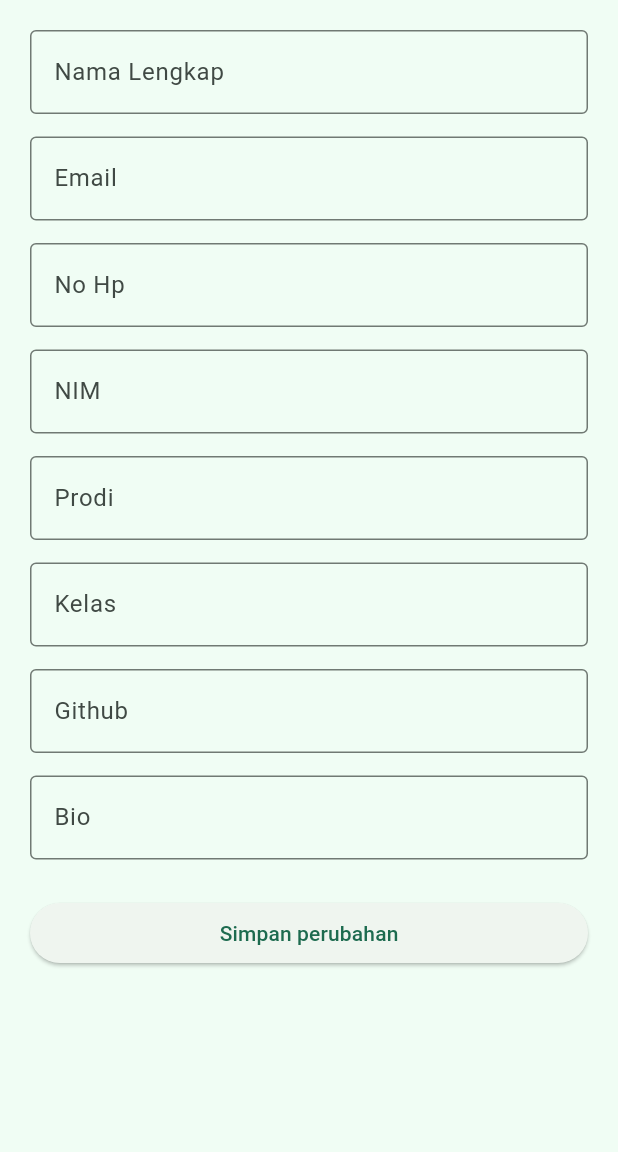
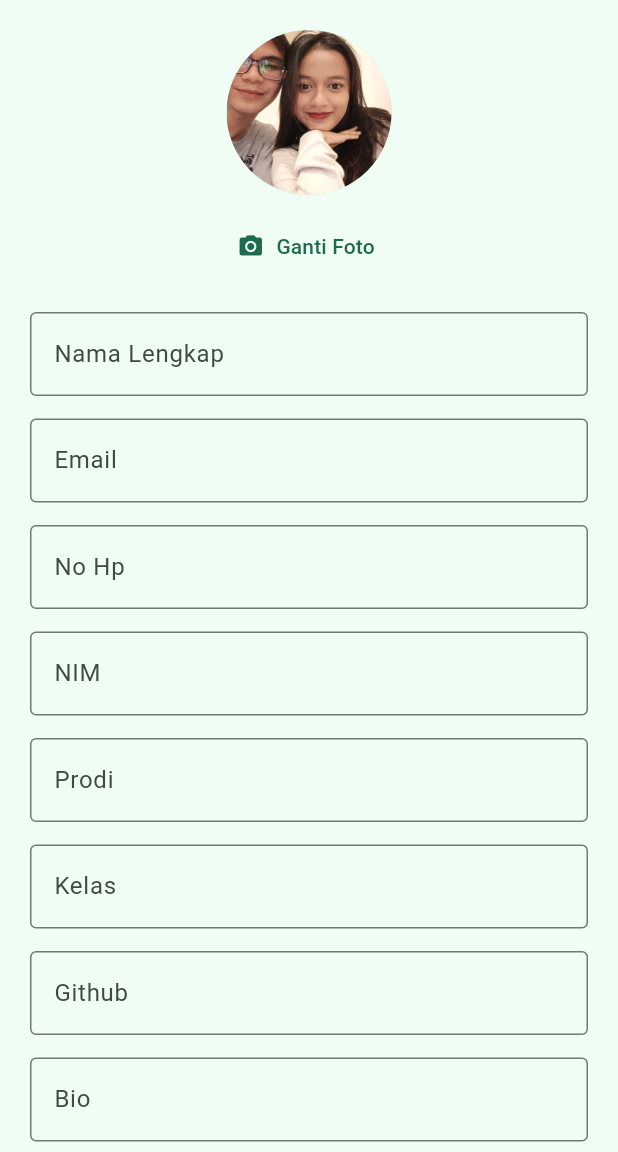
Before and after one commit to MaharaniCantik/uts-pml-1124160211, a Flutter app: the ProfilePage screen opened directly with empty values, scrolled down 101 dp, after a tap on the "edit" icon, on a phone screen of 412 x 824 dp, the part 84-1236 px from its top. Run offline on Flutter 3.47's test engine with Material 3 defaults, Android fonts, the phone set to English and light mode, and no system bars; our stand-ins replace image_picker.

Commit message:
menambahkan fitur edit foto

```diff
--- a/soal2_profile_app/lib/models/profile.dart
+++ b/soal2_profile_app/lib/models/profile.dart
@@ -1,4 +1,5 @@
 class Profile {
+  String? fotoProfil;
   String nama;
   String nim;
   String prodi;
@@ -9,6 +10,7 @@ class Profile {
   String bio;
 
   Profile({
+    required this.fotoProfil,
     required this.nama,
     required this.nim,
     required this.prodi,
--- a/soal2_profile_app/lib/screens/edit_profile_page.dart
+++ b/soal2_profile_app/lib/screens/edit_profile_page.dart
@@ -1,4 +1,7 @@
+import 'dart:io';
+
 import 'package:flutter/material.dart';
+import 'package:image_picker/image_picker.dart';
 import 'package:soal2_profile_app/models/profile.dart';
 
 class EditProfilePage extends StatefulWidget {
@@ -10,6 +13,19 @@ class EditProfilePage extends StatefulWidget {
 }
 
 class _EditProfilePageState extends State<EditProfilePage> {
+  XFile? _fotoProfil;
+  final ImagePicker _picker = ImagePicker();
+
+  Future<void> _pilihFoto() async {
+    final XFile? foto = await _picker.pickImage(source: ImageSource.gallery);
+
+    if (foto != null) {
+      setState(() {
+        _fotoProfil = foto;
+      });
+    }
+  }
+
   final _formKey = GlobalKey<FormState>();
   late TextEditingController _editingController;
   late TextEditingController _emailController;
@@ -58,6 +74,7 @@ class _EditProfilePageState extends State<EditProfilePage> {
         kelas: _kelasController.text,
         github: _githubController.text,
         bio: _bioController.text,
+        fotoProfil: _fotoProfil?.path ?? widget.profile.fotoProfil,
       );
 
       Navigator.pop(context, dataBaru);
@@ -75,6 +92,26 @@ class _EditProfilePageState extends State<EditProfilePage> {
             key: _formKey,
             child: Column(
               children: [
+                Center(
+                  child: Column(
+                    children: [
+                      CircleAvatar(
+                        radius: 55,
+                        backgroundImage: _fotoProfil != null
+                            ? FileImage(File(_fotoProfil!.path))
+                            : const AssetImage('assets/image/profile.png')
+                                  as ImageProvider,
+                      ),
+                      const SizedBox(height: 10),
+                      TextButton.icon(
+                        onPressed: _pilihFoto,
+                        icon: const Icon(Icons.camera_alt),
+                        label: const Text('Ganti Foto'),
+                      ),
+                    ],
+                  ),
+                ),
+                const SizedBox(height: 20),
                 TextFormField(
                   controller: _editingController,
                   validator: (value) {
--- a/soal2_profile_app/lib/screens/login_page.dart
+++ b/soal2_profile_app/lib/screens/login_page.dart
@@ -33,6 +33,7 @@ class _LoginPageState extends State<LoginPage> {
     final email = _emailController.text.trim();
     final password = _passwordController.text;
     final dataBaru = Profile(
+      fotoProfil: null,
       nama: 'Rani Kusuma',
       nim: '1124160211',
       prodi: 'Teknik Informatika',
--- a/soal2_profile_app/lib/screens/profile_page.dart
+++ b/soal2_profile_app/lib/screens/profile_page.dart
@@ -1,9 +1,10 @@
+import 'dart:io';
+
 import 'package:flutter/material.dart';
 import 'package:soal2_profile_app/models/profile.dart';
 import 'package:soal2_profile_app/screens/about_page.dart';
 import 'package:soal2_profile_app/screens/edit_profile_page.dart';
 import 'package:soal2_profile_app/screens/login_page.dart';
-import 'package:soal2_profile_app/widgets/info_row.dart';
 import 'package:soal2_profile_app/widgets/my_kontak.dart';
 import 'package:soal2_profile_app/widgets/profile_drawer.dart';
 
@@ -95,9 +96,10 @@ class _ProfilePageState extends State<ProfilePage> {
                           children: [
                             CircleAvatar(
                               radius: 85,
-                              backgroundImage: AssetImage(
-                                'assets/image/profile.png',
-                              ),
+                              backgroundImage: profile.fotoProfil != null
+                                  ? FileImage(File(profile.fotoProfil!))
+                                  : const AssetImage('assets/image/profile.png')
+                                        as ImageProvider,
                             ),
                             SizedBox(height: 10),
                             Text(
@@ -168,6 +170,7 @@ class _ProfilePageState extends State<ProfilePage> {
       floatingActionButton: _selectedIndex == 0
           ? FloatingActionButton(
               onPressed: () async {
+                final messenger = ScaffoldMessenger.of(context);
                 final dataBaru = await Navigator.push(
                   context,
                   MaterialPageRoute(
@@ -180,7 +183,7 @@ class _ProfilePageState extends State<ProfilePage> {
                   setState(() {
                     profile = dataBaru;
                   });
-                  ScaffoldMessenger.of(context).showSnackBar(
+                  messenger.showSnackBar(
                     SnackBar(
                       content: Text('Profile Berhasil diperbarui!'),
                       backgroundColor: Colors.green,
--- a/soal2_profile_app/lib/widgets/profile_drawer.dart
+++ b/soal2_profile_app/lib/widgets/profile_drawer.dart
@@ -1,5 +1,5 @@
 import 'package:flutter/material.dart';
-import 'package:soal2_profile_app/screens/about_page.dart';
+
 
 class ProfileDrawer extends StatelessWidget {
   const ProfileDrawer({
--- a/soal2_profile_app/pubspec.yaml
+++ b/soal2_profile_app/pubspec.yaml
@@ -34,6 +34,7 @@ dependencies:
   # The following adds the Cupertino Icons font to your application.
   # Use with the CupertinoIcons class for iOS style icons.
   cupertino_icons: ^1.0.8
+  image_picker: ^1.2.4
 
 dev_dependencies:
   flutter_test:
```
Also changed, not shown: soal2_profile_app/pubspec.lock, 5 other files.
